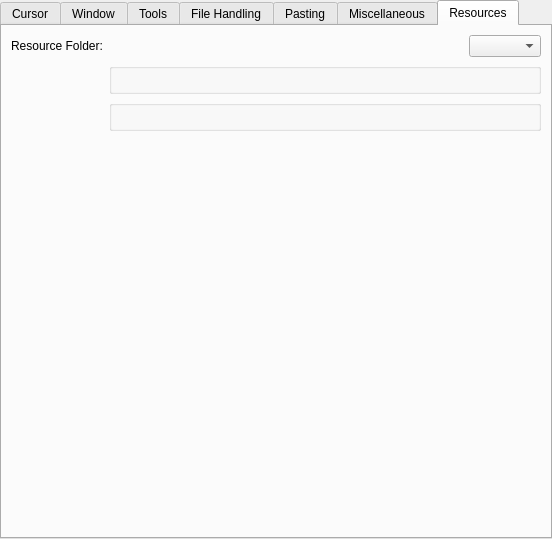
This is libs/ui/forms/wdggeneralsettings.ui in KDE/krita as Qt 5 draws it before an edit. The edited form follows.
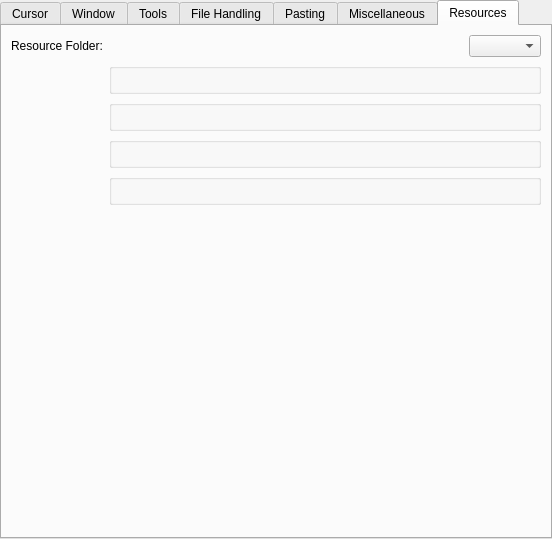
This is the edited form. Custom widgets are drawn as their Qt base class.

Commit message:
KisDlgPreference: Add couple of warnings
1. One to inform user that they'd need to restart Krita.

2. Only applicable on Android, if user selects a content:// based
location, warn them that it may slow down startup of Krita.

Patch:
```diff
--- a/libs/ui/forms/wdggeneralsettings.ui
+++ b/libs/ui/forms/wdggeneralsettings.ui
@@ -1503,7 +1503,13 @@
        <item row="1" column="1">
         <widget class="KisWarningBlock" name="grpNonWritableLocation"/>
        </item>
-       <item row="3" column="0" colspan="2">
+       <item row="3" column="1">
+        <widget class="KisWarningBlock" name="grpRestartMessage"/>
+       </item>
+       <item row="4" column="1">
+        <widget class="KisWarningBlock" name="grpAndroidWarningMessage"/>
+       </item>
+       <item row="5" column="0" colspan="2">
         <spacer name="verticalSpacer_5">
          <property name="orientation">
           <enum>Qt::Vertical</enum>
```
The commit also changes 1 other file.
